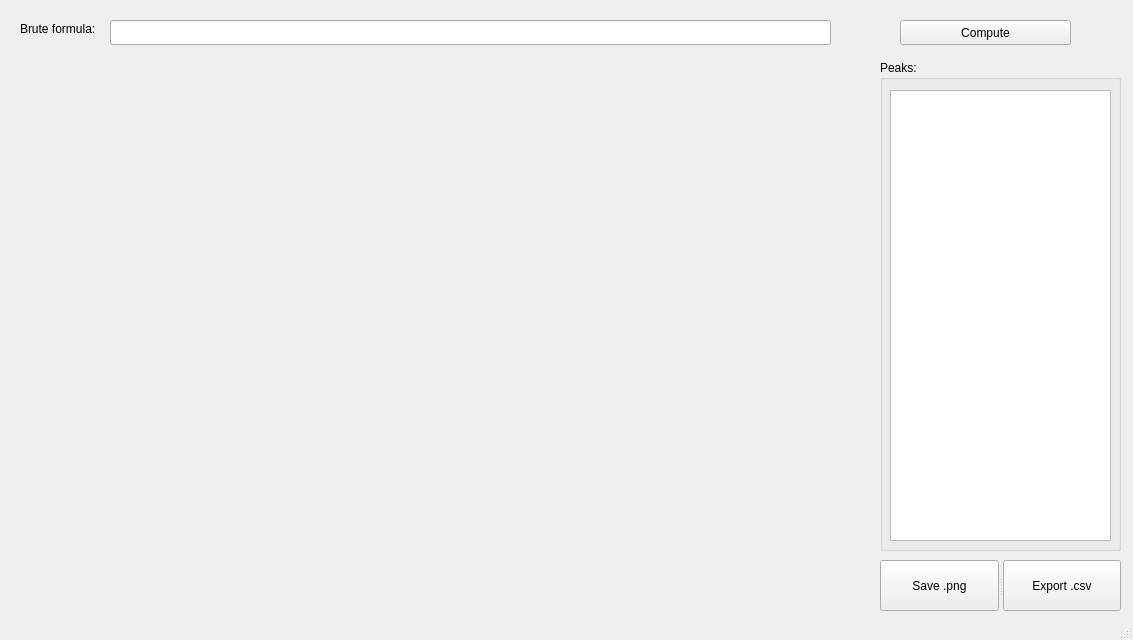
Old version of the form base.ui in the repository ppravatto/IsoMol.
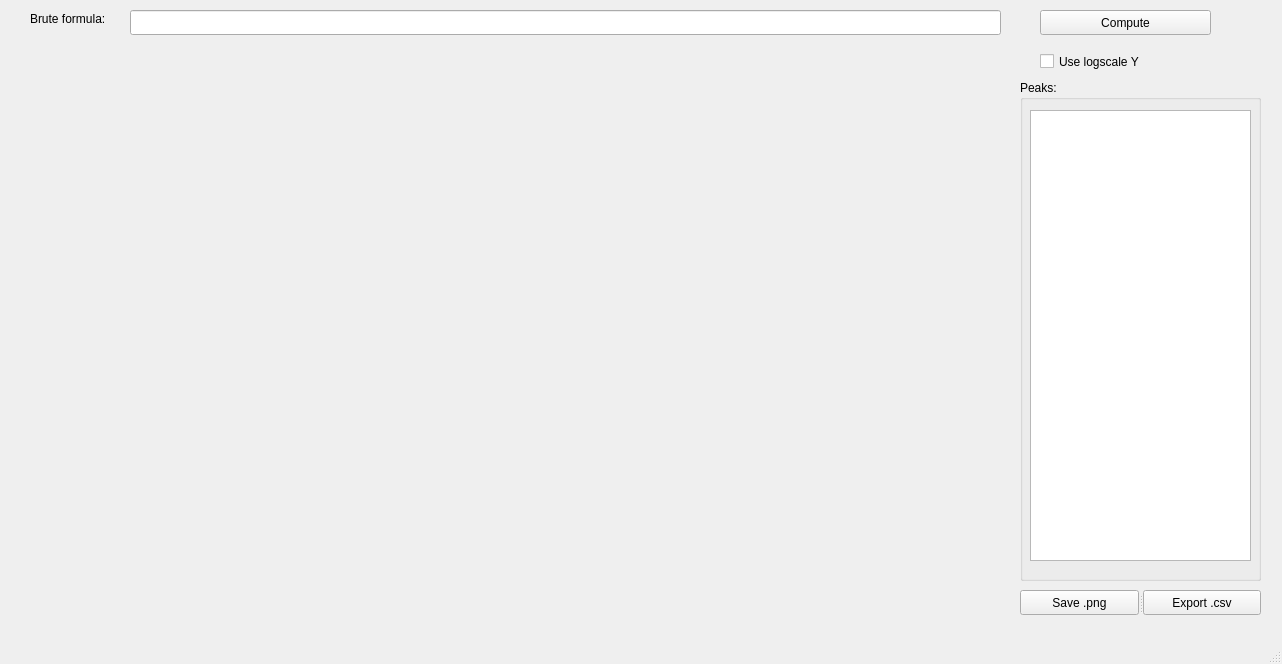
New version of the form.

Commit message: Added logscale option to Y

```diff
--- a/base.ui
+++ b/base.ui
@@ -6,8 +6,8 @@
    <rect>
     <x>0</x>
     <y>0</y>
-    <width>1133</width>
-    <height>640</height>
+    <width>1282</width>
+    <height>664</height>
    </rect>
   </property>
   <property name="windowTitle">
@@ -18,19 +18,19 @@
     <property name="geometry">
      <rect>
       <x>10</x>
-      <y>60</y>
-      <width>851</width>
-      <height>551</height>
+      <y>50</y>
+      <width>991</width>
+      <height>581</height>
      </rect>
     </property>
    </widget>
    <widget class="QGroupBox" name="peakBox">
     <property name="geometry">
      <rect>
-      <x>880</x>
-      <y>60</y>
+      <x>1020</x>
+      <y>80</y>
       <width>241</width>
-      <height>491</height>
+      <height>501</height>
      </rect>
     </property>
     <property name="title">
@@ -50,8 +50,8 @@
    <widget class="QLabel" name="label">
     <property name="geometry">
      <rect>
-      <x>20</x>
-      <y>20</y>
+      <x>30</x>
+      <y>10</y>
       <width>91</width>
       <height>17</height>
      </rect>
@@ -63,8 +63,8 @@
    <widget class="QPushButton" name="computeButton">
     <property name="geometry">
      <rect>
-      <x>900</x>
-      <y>20</y>
+      <x>1040</x>
+      <y>10</y>
       <width>171</width>
       <height>25</height>
      </rect>
@@ -76,9 +76,9 @@
    <widget class="QLineEdit" name="formulaEdit">
     <property name="geometry">
      <rect>
-      <x>110</x>
-      <y>20</y>
-      <width>721</width>
+      <x>130</x>
+      <y>10</y>
+      <width>871</width>
       <height>25</height>
      </rect>
     </property>
@@ -86,10 +86,10 @@
    <widget class="QSplitter" name="splitter">
     <property name="geometry">
      <rect>
-      <x>880</x>
-      <y>560</y>
+      <x>1020</x>
+      <y>590</y>
       <width>241</width>
-      <height>51</height>
+      <height>25</height>
      </rect>
     </property>
     <property name="orientation">
@@ -106,6 +106,19 @@
      </property>
     </widget>
    </widget>
+   <widget class="QCheckBox" name="YLogscaleCheckBox">
+    <property name="geometry">
+     <rect>
+      <x>1040</x>
+      <y>50</y>
+      <width>121</width>
+      <height>23</height>
+     </rect>
+    </property>
+    <property name="text">
+     <string>Use logscale Y</string>
+    </property>
+   </widget>
   </widget>
   <widget class="QStatusBar" name="statusbar"/>
  </widget>
```
The commit also changes 3 other files.
